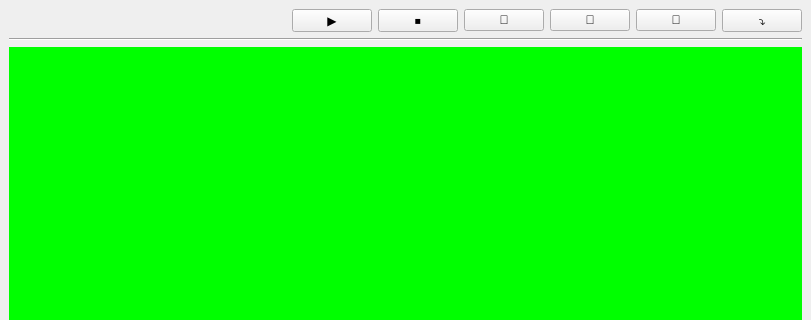
The window that examples/QQScriptDemo/mainwindow.ui (G-Yong/QuickQtScript) describes before a commit, drawn with Qt 5; both pictures show x 0 to 811 and y 0 to 320 of the 811 by 605 pixel window.
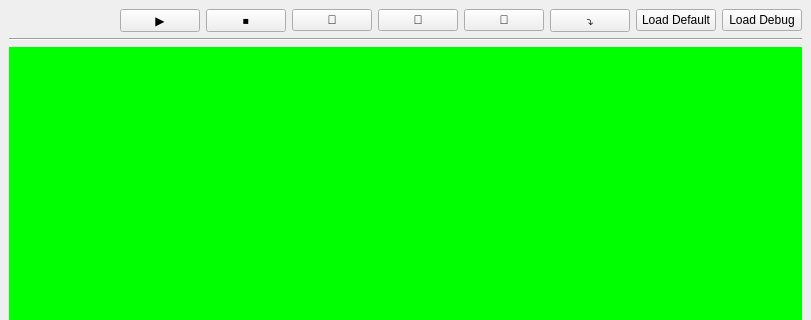
The same window after the commit.

The edit to the form file:
```diff
--- a/examples/QQScriptDemo/mainwindow.ui
+++ b/examples/QQScriptDemo/mainwindow.ui
@@ -92,6 +92,27 @@
           </property>
          </widget>
         </item>
+        <!-- reset button removed -->
+        <item>
+         <widget class="QPushButton" name="pushButton_loadDefault">
+          <property name="styleSheet">
+           <string notr="true">font: 12pt &quot;Microsoft YaHei UI&quot;;</string>
+          </property>
+          <property name="text">
+           <string>Load Default</string>
+          </property>
+         </widget>
+        </item>
+        <item>
+         <widget class="QPushButton" name="pushButton_loadDebug">
+          <property name="styleSheet">
+           <string notr="true">font: 12pt &quot;Microsoft YaHei UI&quot;;</string>
+          </property>
+          <property name="text">
+           <string>Load Debug</string>
+          </property>
+         </widget>
+        </item>
        </layout>
       </item>
       <item>
```
